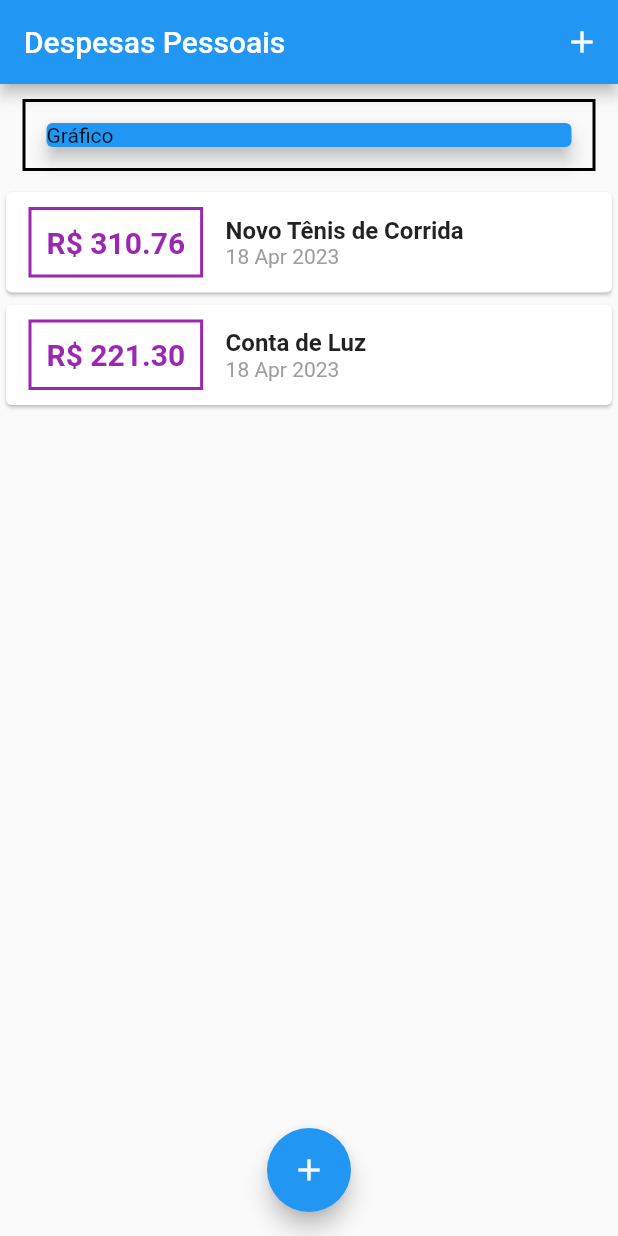
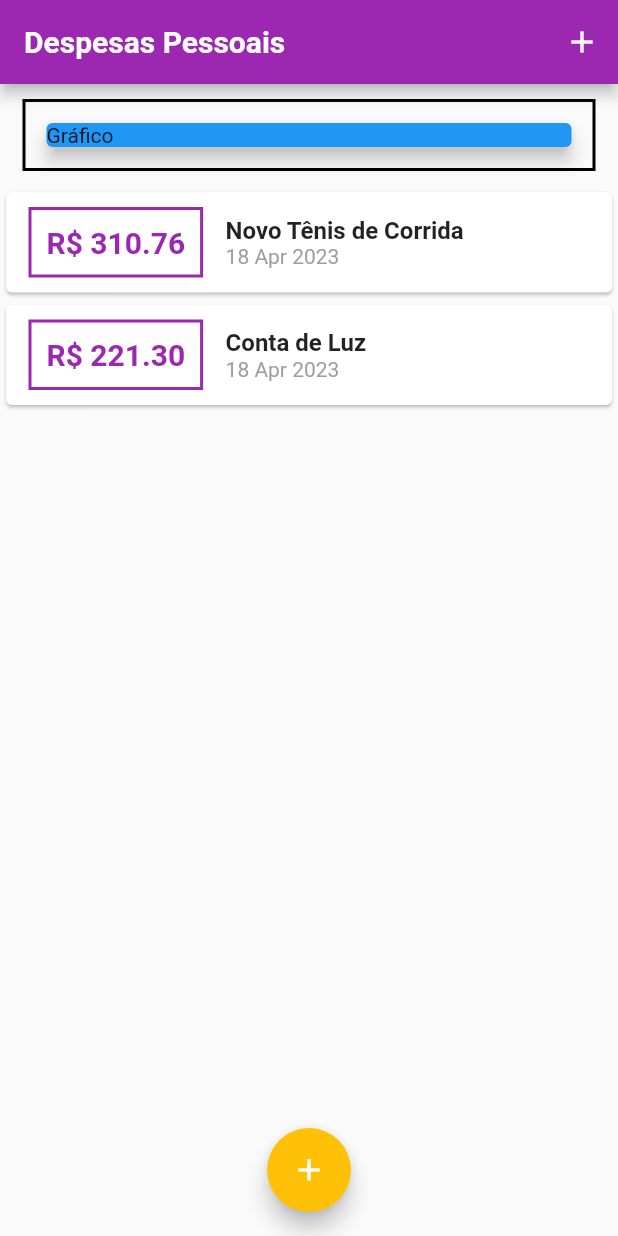
Before and after one commit to Luk4ss/course_flutter, a Flutter app: the screen it shows after launch, on a phone screen of 412 x 824 dp. Run offline on Flutter 3.47's test engine with Material 2 defaults, Android fonts, the phone set to English and light mode, and no system bars; Roboto replaces fonts that are missing (OpenSans).

Commit message:
Mudando o tema de cores da aplicação.

```diff
--- a/expenses/lib/components/transaction_list.dart
+++ b/expenses/lib/components/transaction_list.dart
@@ -27,13 +27,15 @@ class TransactionList extends StatelessWidget {
               Container(
                 margin: const EdgeInsets.symmetric(horizontal: 15, vertical: 10),
                 decoration: BoxDecoration(
-                    border: Border.all(color: Colors.purple, width: 2)),
+                    border: Border.all(
+                      color: Theme.of(context).colorScheme.primary,
+                      width: 2)),
                 padding: const EdgeInsets.all(10),
                 child: Text('R\$ ${tr.value.toStringAsFixed(NUMERO_DE_CASAS_DECIMAIS)}',
-                    style: const TextStyle(
+                    style: TextStyle(
                         fontWeight: FontWeight.bold,
                         fontSize: 20,
-                        color: Colors.purple)),
+                        color: Theme.of(context).colorScheme.primary)),
               ),
               Column(
                 crossAxisAlignment: CrossAxisAlignment.start,
--- a/expenses/lib/main.dart
+++ b/expenses/lib/main.dart
@@ -14,7 +14,31 @@ class ExpensesApp extends StatelessWidget {
 
   @override
   Widget build(BuildContext context) {
-    return MaterialApp(home: MyHomePage());
+    final ThemeData tema = ThemeData();
+
+    return MaterialApp(
+      home: MyHomePage(),
+      theme: tema.copyWith(
+        colorScheme: tema.colorScheme.copyWith(
+          primary: Colors.purple,
+          secondary: Colors.amber
+        ),
+      textTheme: tema.textTheme.copyWith(
+        titleMedium: const TextStyle(
+          fontFamily: 'OpenSans',
+          fontSize: 18,
+          fontWeight: FontWeight.bold,
+          color: Colors.black
+        )
+      ),
+      appBarTheme: const AppBarTheme(
+        titleTextStyle: TextStyle(
+          fontFamily: 'OpenSans',
+          fontSize: 20,
+          fontWeight: FontWeight.bold
+        )
+      )
+      ));
   }
 }
 
```
